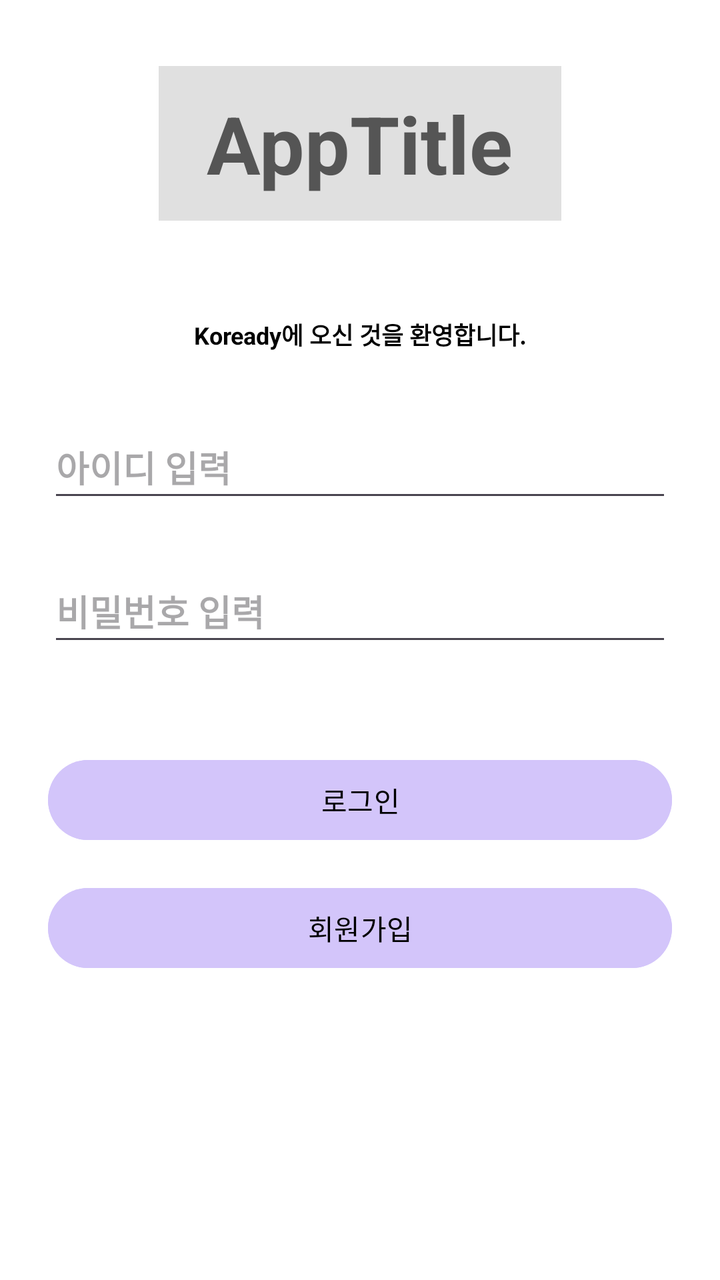
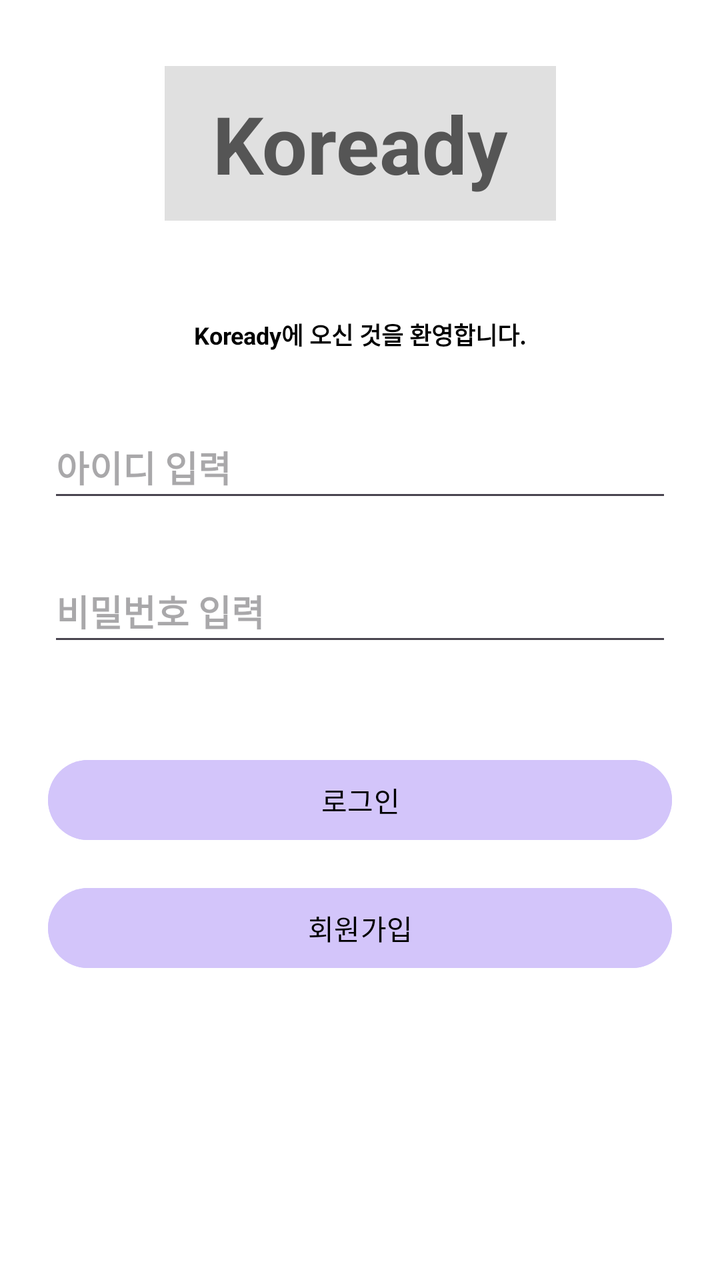

Before-and-after screenshots of an Android layout around one commit, followed by the original layout XML and the change that was made.
<!-- AndroidManifest.xml: application theme Theme.GURU2 -->
<!-- res/layout/activity_login.xml -->
<?xml version="1.0" encoding="utf-8"?>
<androidx.constraintlayout.widget.ConstraintLayout
    xmlns:android="http://schemas.android.com/apk/res/android"
    xmlns:app="http://schemas.android.com/apk/res-auto"
    xmlns:tools="http://schemas.android.com/tools"
    android:layout_width="match_parent"
    android:layout_height="match_parent"
    android:background="#FFFFFF">

    
    <TextView
        android:id="@+id/tvAppTitle"
        android:layout_width="wrap_content"
        android:layout_height="wrap_content"
        android:layout_marginBottom="48dp"
        android:background="#E0E0E0"
        android:paddingHorizontal="24dp"
        android:paddingVertical="12dp"
        android:text="AppTitle"
        android:textColor="#555555"
        android:textSize="40sp"
        android:textStyle="bold"
        app:layout_constraintBottom_toTopOf="@+id/tvDesc"
        app:layout_constraintEnd_toEndOf="parent"
        app:layout_constraintStart_toStartOf="parent" />

    
    <TextView
        android:id="@+id/tvDesc"
        android:layout_width="wrap_content"
        android:layout_height="wrap_content"
        android:layout_marginBottom="32dp"
        android:text="Koready에 오신 것을 환영합니다."
        android:textColor="@color/black"
        android:textSize="12sp"
        android:textStyle="bold"
        app:layout_constraintBottom_toTopOf="@+id/etId"
        app:layout_constraintEnd_toEndOf="parent"
        app:layout_constraintStart_toStartOf="parent" />

    
    <EditText
        android:id="@+id/etId"
        android:layout_width="0dp"
        android:layout_height="wrap_content"
        android:layout_marginStart="24dp"
        android:layout_marginEnd="24dp"
        android:layout_marginBottom="24dp"
        android:hint="아이디 입력"
        android:minHeight="48dp"
        android:textStyle="bold"
        app:layout_constraintBottom_toTopOf="@+id/etPw"
        app:layout_constraintEnd_toEndOf="parent"
        app:layout_constraintStart_toStartOf="parent" />

    
    <EditText
        android:id="@+id/etPw"
        android:layout_width="0dp"
        android:layout_height="wrap_content"
        android:layout_marginStart="24dp"
        android:layout_marginEnd="24dp"
        android:layout_marginBottom="48dp"
        android:hint="비밀번호 입력"
        android:inputType="textPassword"
        android:minHeight="48dp"
        android:textStyle="bold"
        app:layout_constraintBottom_toTopOf="@+id/btnLogin"
        app:layout_constraintEnd_toEndOf="parent"
        app:layout_constraintStart_toStartOf="parent" />

    
    <Button
        android:id="@+id/btnLogin"
        android:layout_width="0dp"
        android:layout_height="wrap_content"
        android:layout_marginStart="24dp"
        android:layout_marginEnd="24dp"
        android:layout_marginBottom="16dp"
        android:backgroundTint="@color/choice_default"
        android:minHeight="48dp"
        android:text="로그인"
        android:textColor="@color/black"
        app:layout_constraintBottom_toTopOf="@+id/btnSignup"
        app:layout_constraintEnd_toEndOf="parent"
        app:layout_constraintStart_toStartOf="parent" />

    
    <Button
        android:id="@+id/btnSignup"
        android:layout_width="0dp"
        android:layout_height="wrap_content"
        android:layout_marginStart="24dp"
        android:layout_marginEnd="24dp"
        android:layout_marginBottom="152dp"
        android:backgroundTint="@color/choice_default"
        android:minHeight="48dp"
        android:text="회원가입"
        android:textColor="@color/black"
        app:layout_constraintBottom_toBottomOf="parent"
        app:layout_constraintEnd_toEndOf="parent"
        app:layout_constraintStart_toStartOf="parent" />

</androidx.constraintlayout.widget.ConstraintLayout>
<!-- resources referenced by this layout -->
<resources>
  <color name="black">#FF000000</color>
  <color name="choice_default">#D3C5FA</color>
  <style name="Theme.GURU2" parent="Base.Theme.GURU2" />
  <style name="Base.Theme.GURU2" parent="Theme.Material3.DayNight.NoActionBar">
          
          
      </style>
</resources>

<!-- the commit's change to res/layout/activity_login.xml (unified diff, before → after) -->
@@ -16,7 +16,7 @@
         android:background="#E0E0E0"
         android:paddingHorizontal="24dp"
         android:paddingVertical="12dp"
-        android:text="AppTitle"
+        android:text="Koready"
         android:textColor="#555555"
         android:textSize="40sp"
         android:textStyle="bold"
